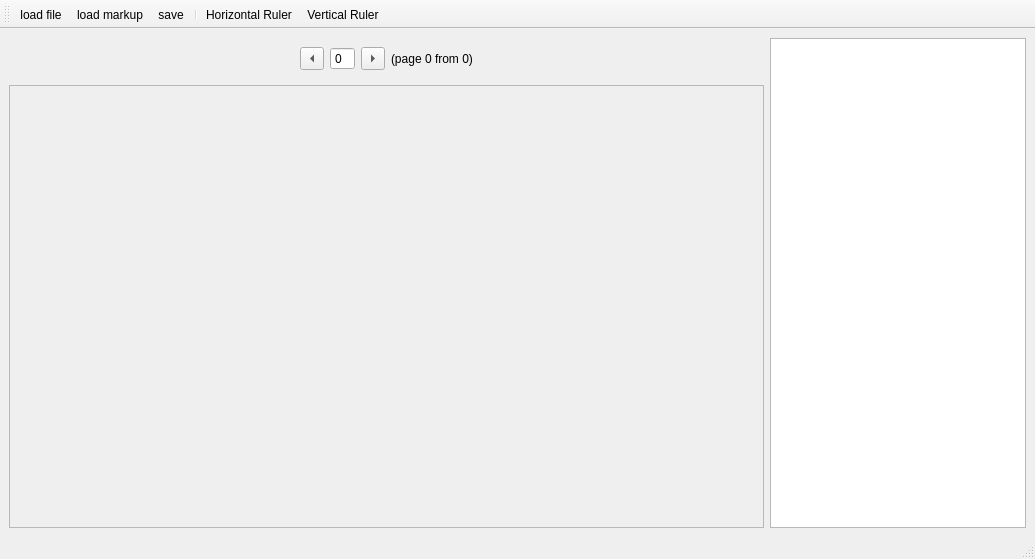
Qt form layout.ui (fernflower/pdf-sectioning) before a commit.
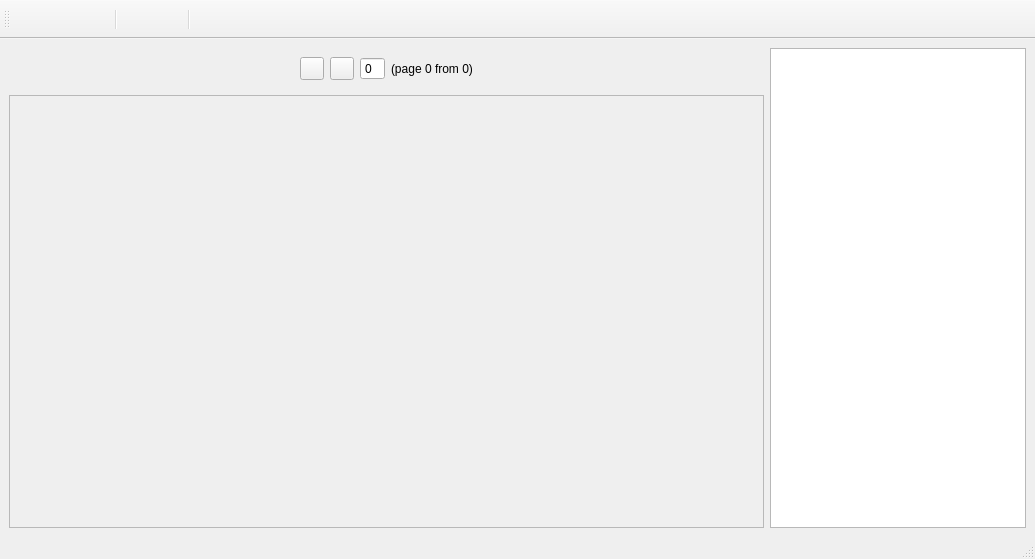
The same form after that commit.

Commit message: finished with colouring

Diff of the .ui file:
```diff
--- a/layout.ui
+++ b/layout.ui
@@ -45,10 +45,20 @@
          <item>
           <widget class="QToolButton" name="prevPage_button">
            <property name="text">
-            <string>prev</string>
+            <string/>
            </property>
            <property name="arrowType">
-            <enum>Qt::LeftArrow</enum>
+            <enum>Qt::NoArrow</enum>
+           </property>
+          </widget>
+         </item>
+         <item>
+          <widget class="QToolButton" name="nextPage_button">
+           <property name="text">
+            <string/>
+           </property>
+           <property name="arrowType">
+            <enum>Qt::NoArrow</enum>
            </property>
           </widget>
          </item>
@@ -74,16 +84,6 @@
            </property>
           </widget>
          </item>
-         <item>
-          <widget class="QToolButton" name="nextPage_button">
-           <property name="text">
-            <string>next</string>
-           </property>
-           <property name="arrowType">
-            <enum>Qt::RightArrow</enum>
-           </property>
-          </widget>
-         </item>
          <item>
           <widget class="QLabel" name="totalPagesLabel">
            <property name="text">
@@ -126,7 +126,7 @@
            <x>0</x>
            <y>0</y>
            <width>749</width>
-           <height>432</height>
+           <height>415</height>
           </rect>
          </property>
         </widget>
@@ -166,10 +166,13 @@
    <addaction name="separator"/>
    <addaction name="actionSetHorizontalRuler"/>
    <addaction name="actionSetVerticalRuler"/>
+   <addaction name="separator"/>
+   <addaction name="actionPrev_page"/>
+   <addaction name="actionNext_page"/>
   </widget>
   <action name="actionLoad_pdf">
    <property name="text">
-    <string>load file</string>
+    <string/>
    </property>
    <property name="toolTip">
     <string>Загрузить pdf</string>
@@ -177,38 +180,38 @@
   </action>
   <action name="actionPrev_page">
    <property name="text">
-    <string>prev page</string>
+    <string/>
    </property>
   </action>
   <action name="actionNext_page">
    <property name="text">
-    <string>next page</string>
+    <string/>
    </property>
   </action>
   <action name="actionSave">
    <property name="text">
-    <string>save</string>
+    <string/>
    </property>
   </action>
   <action name="actionLoad_markup">
    <property name="text">
-    <string>load markup</string>
+    <string/>
    </property>
   </action>
   <action name="actionSetHorizontalRuler">
    <property name="text">
-    <string>setHorizontalRuler</string>
+    <string/>
    </property>
    <property name="iconText">
-    <string>Horizontal Ruler</string>
+    <string/>
    </property>
   </action>
   <action name="actionSetVerticalRuler">
    <property name="text">
-    <string>setVerticalRuler</string>
+    <string/>
    </property>
    <property name="iconText">
-    <string>Vertical Ruler</string>
+    <string/>
    </property>
   </action>
  </widget>
```
Left out of the diff: 6 changed lines with no effect on the pictures. The commit also changes 2 other files.
